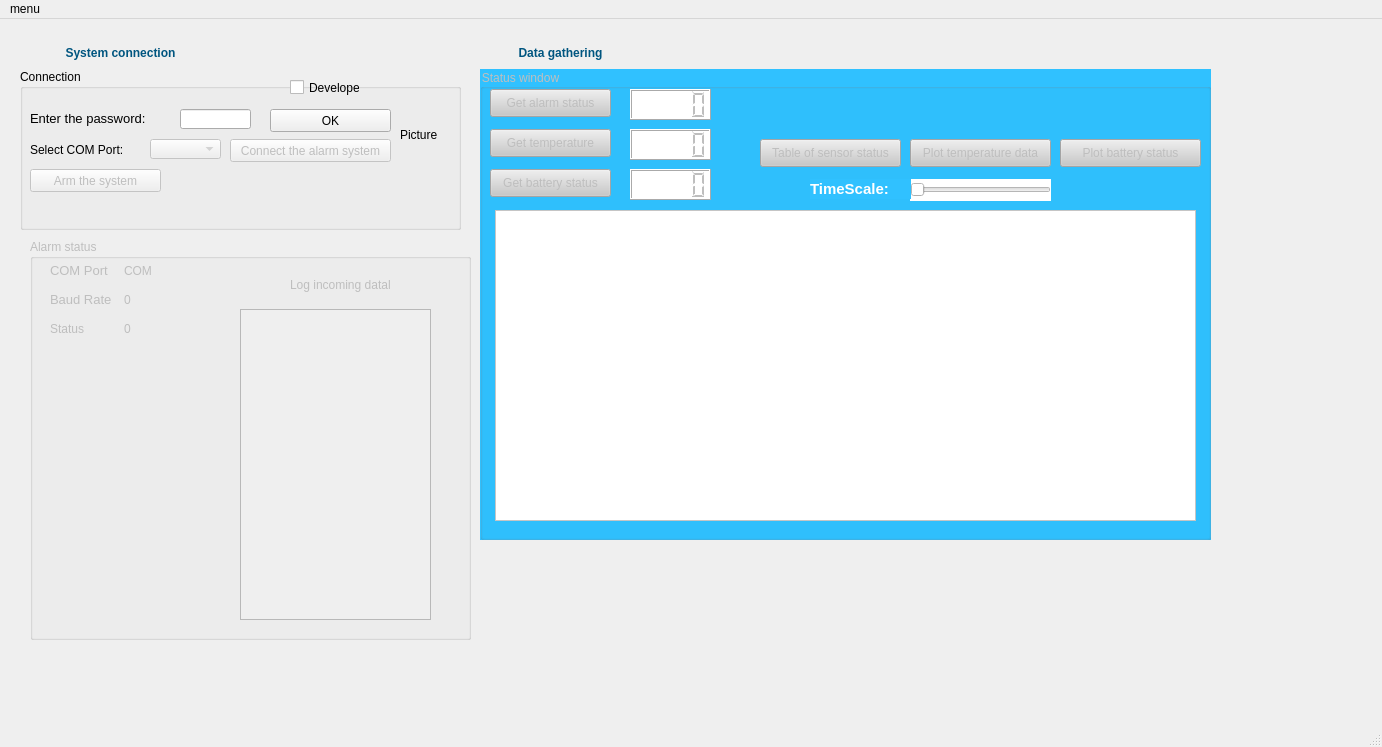
tamasstummer/alarm_system_Qt, file alarm_system/mainwindow.ui: the form before one commit.
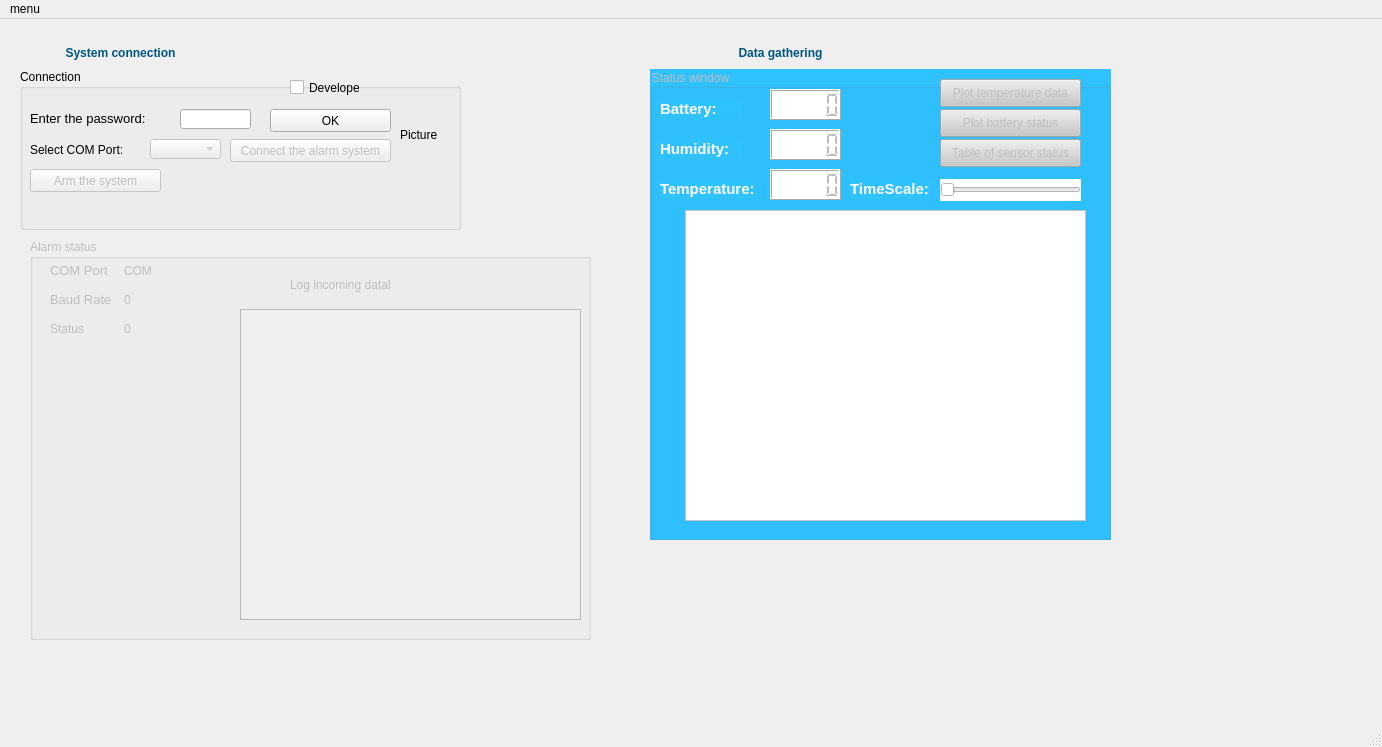
The form after the commit.

Commit message: status window implemented

Diff of the .ui file:
```diff
--- a/alarm_system/mainwindow.ui
+++ b/alarm_system/mainwindow.ui
@@ -47,7 +47,7 @@
      <rect>
       <x>30</x>
       <y>220</y>
-      <width>441</width>
+      <width>561</width>
       <height>401</height>
      </rect>
     </property>
@@ -121,7 +121,7 @@
       <rect>
        <x>210</x>
        <y>70</y>
-       <width>191</width>
+       <width>341</width>
        <height>311</height>
       </rect>
      </property>
@@ -288,9 +288,9 @@
     </property>
     <property name="geometry">
      <rect>
-      <x>480</x>
+      <x>650</x>
       <y>50</y>
-      <width>731</width>
+      <width>461</width>
       <height>471</height>
      </rect>
     </property>
@@ -303,58 +303,10 @@
     <property name="title">
      <string>Status window</string>
     </property>
-    <widget class="QPushButton" name="alarmStatus">
-     <property name="geometry">
-      <rect>
-       <x>10</x>
-       <y>20</y>
-       <width>121</width>
-       <height>28</height>
-      </rect>
-     </property>
-     <property name="styleSheet">
-      <string notr="true">background-color: rgb(200, 200, 200);</string>
-     </property>
-     <property name="text">
-      <string>Get alarm status</string>
-     </property>
-    </widget>
-    <widget class="QPushButton" name="tempStatus">
-     <property name="geometry">
-      <rect>
-       <x>10</x>
-       <y>60</y>
-       <width>121</width>
-       <height>28</height>
-      </rect>
-     </property>
-     <property name="styleSheet">
-      <string notr="true">background-color: rgb(200, 200, 200);</string>
-     </property>
-     <property name="text">
-      <string>Get temperature</string>
-     </property>
-    </widget>
-    <widget class="QPushButton" name="battStatus">
-     <property name="geometry">
-      <rect>
-       <x>10</x>
-       <y>100</y>
-       <width>121</width>
-       <height>28</height>
-      </rect>
-     </property>
-     <property name="styleSheet">
-      <string notr="true">background-color: rgb(200, 200, 200);</string>
-     </property>
-     <property name="text">
-      <string>Get battery status</string>
-     </property>
-    </widget>
     <widget class="QPushButton" name="alarmPlot">
      <property name="geometry">
       <rect>
-       <x>280</x>
+       <x>290</x>
        <y>70</y>
        <width>141</width>
        <height>28</height>
@@ -370,8 +322,8 @@
     <widget class="QPushButton" name="tempPlot">
      <property name="geometry">
       <rect>
-       <x>430</x>
-       <y>70</y>
+       <x>290</x>
+       <y>10</y>
        <width>141</width>
        <height>28</height>
       </rect>
@@ -386,8 +338,8 @@
     <widget class="QPushButton" name="battPlot">
      <property name="geometry">
       <rect>
-       <x>580</x>
-       <y>70</y>
+       <x>290</x>
+       <y>40</y>
        <width>141</width>
        <height>28</height>
       </rect>
@@ -402,9 +354,22 @@
     <widget class="QLCDNumber" name="lcdAlarmStatus">
      <property name="geometry">
       <rect>
-       <x>150</x>
+       <x>120</x>
        <y>20</y>
-       <width>81</width>
+       <width>71</width>
+       <height>31</height>
+      </rect>
+     </property>
+     <property name="styleSheet">
+      <string notr="true">background-color: rgb(255, 255, 255);</string>
+     </property>
+    </widget>
+    <widget class="QLCDNumber" name="lcdHmidStatus">
+     <property name="geometry">
+      <rect>
+       <x>120</x>
+       <y>60</y>
+       <width>71</width>
        <height>31</height>
       </rect>
      </property>
@@ -415,22 +380,9 @@
     <widget class="QLCDNumber" name="lcdTempStatus">
      <property name="geometry">
       <rect>
-       <x>150</x>
-       <y>60</y>
-       <width>81</width>
-       <height>31</height>
-      </rect>
-     </property>
-     <property name="styleSheet">
-      <string notr="true">background-color: rgb(255, 255, 255);</string>
-     </property>
-    </widget>
-    <widget class="QLCDNumber" name="lcdBattStatus">
-     <property name="geometry">
-      <rect>
-       <x>150</x>
+       <x>120</x>
        <y>100</y>
-       <width>81</width>
+       <width>71</width>
        <height>31</height>
       </rect>
      </property>
@@ -441,9 +393,9 @@
     <widget class="QGraphicsView" name="plotArea">
      <property name="geometry">
       <rect>
-       <x>15</x>
+       <x>35</x>
        <y>141</y>
-       <width>701</width>
+       <width>401</width>
        <height>311</height>
       </rect>
      </property>
@@ -454,7 +406,7 @@
     <widget class="QSlider" name="timeSlide">
      <property name="geometry">
       <rect>
-       <x>430</x>
+       <x>290</x>
        <y>110</y>
        <width>141</width>
        <height>22</height>
@@ -477,9 +429,9 @@
     <widget class="QLabel" name="label_10">
      <property name="geometry">
       <rect>
-       <x>330</x>
+       <x>200</x>
        <y>110</y>
-       <width>101</width>
+       <width>81</width>
        <height>20</height>
       </rect>
      </property>
@@ -487,11 +439,50 @@
       <string>&lt;html&gt;&lt;head/&gt;&lt;body&gt;&lt;p&gt;&lt;span style=&quot; font-size:11pt; font-weight:600; color:#ffffff;&quot;&gt;TimeScale:&lt;/span&gt;&lt;/p&gt;&lt;/body&gt;&lt;/html&gt;</string>
      </property>
     </widget>
+    <widget class="QLabel" name="label_14">
+     <property name="geometry">
+      <rect>
+       <x>10</x>
+       <y>30</y>
+       <width>81</width>
+       <height>20</height>
+      </rect>
+     </property>
+     <property name="text">
+      <string>&lt;html&gt;&lt;head/&gt;&lt;body&gt;&lt;p&gt;&lt;span style=&quot; font-size:11pt; font-weight:600; color:#ffffff;&quot;&gt;Battery:&lt;/span&gt;&lt;/p&gt;&lt;/body&gt;&lt;/html&gt;</string>
+     </property>
+    </widget>
+    <widget class="QLabel" name="label_15">
+     <property name="geometry">
+      <rect>
+       <x>10</x>
+       <y>70</y>
+       <width>81</width>
+       <height>20</height>
+      </rect>
+     </property>
+     <property name="text">
+      <string>&lt;html&gt;&lt;head/&gt;&lt;body&gt;&lt;p&gt;&lt;span style=&quot; font-size:11pt; font-weight:600; color:#ffffff;&quot;&gt;Humidity:&lt;/span&gt;&lt;/p&gt;&lt;/body&gt;&lt;/html&gt;</string>
+     </property>
+    </widget>
+    <widget class="QLabel" name="label_16">
+     <property name="geometry">
+      <rect>
+       <x>10</x>
+       <y>110</y>
+       <width>101</width>
+       <height>20</height>
+      </rect>
+     </property>
+     <property name="text">
+      <string>&lt;html&gt;&lt;head/&gt;&lt;body&gt;&lt;p&gt;&lt;span style=&quot; font-size:11pt; font-weight:600; color:#ffffff;&quot;&gt;Temperature:&lt;/span&gt;&lt;/p&gt;&lt;/body&gt;&lt;/html&gt;</string>
+     </property>
+    </widget>
    </widget>
    <widget class="QLabel" name="label_9">
     <property name="geometry">
      <rect>
-      <x>470</x>
+      <x>690</x>
       <y>10</y>
       <width>181</width>
       <height>49</height>
```
Left out of the diff: 4 changed lines with no effect on the pictures. The commit also changes 5 other files.
